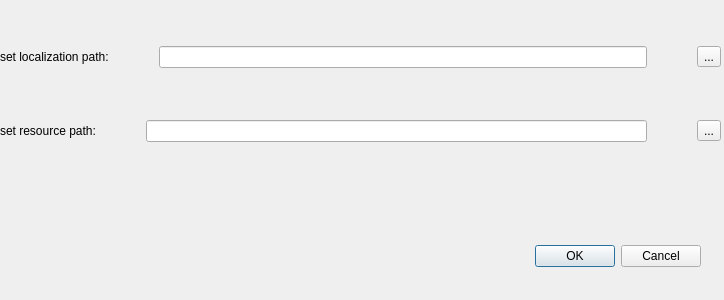
Qt form localization-tool-for-Men-of-War_v0_1/setting.ui (FNSOIDATHQ/localization-tool-for-Men-of-War) before a commit.
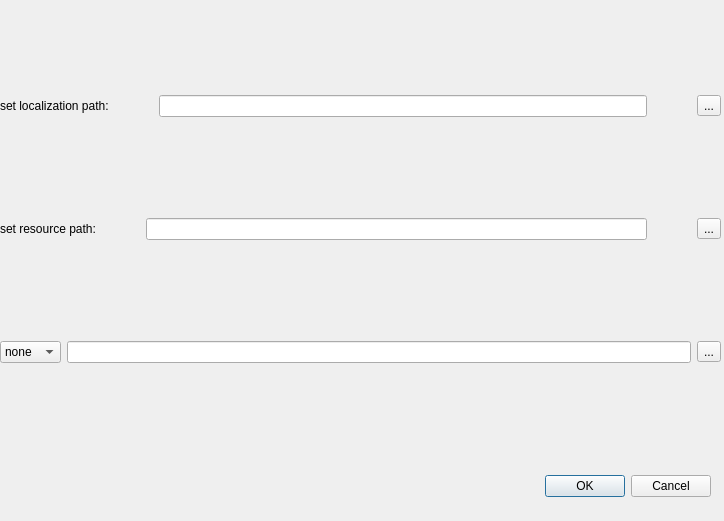
The same form after that commit.

Patch:
```diff
--- a/localization-tool-for-Men-of-War_v0_1/setting.ui
+++ b/localization-tool-for-Men-of-War_v0_1/setting.ui
@@ -7,7 +7,7 @@
     <x>0</x>
     <y>0</y>
     <width>724</width>
-    <height>300</height>
+    <height>521</height>
    </rect>
   </property>
   <property name="windowTitle">
@@ -16,8 +16,8 @@
   <widget class="QDialogButtonBox" name="buttonBox">
    <property name="geometry">
     <rect>
-     <x>360</x>
-     <y>240</y>
+     <x>370</x>
+     <y>470</y>
      <width>341</width>
      <height>32</height>
     </rect>
@@ -35,7 +35,7 @@
      <x>0</x>
      <y>0</y>
      <width>721</width>
-     <height>189</height>
+     <height>461</height>
     </rect>
    </property>
    <layout class="QVBoxLayout" name="verticalLayout">
@@ -100,6 +100,45 @@
       </item>
      </layout>
     </item>
+    <item>
+     <layout class="QHBoxLayout" name="horizontalLayout">
+      <item>
+       <widget class="QComboBox" name="unit_link_set">
+        <item>
+         <property name="text">
+          <string>none</string>
+         </property>
+        </item>
+        <item>
+         <property name="text">
+          <string>breed</string>
+         </property>
+        </item>
+        <item>
+         <property name="text">
+          <string>stuff</string>
+         </property>
+        </item>
+       </widget>
+      </item>
+      <item>
+       <widget class="QLineEdit" name="link_set"/>
+      </item>
+      <item>
+       <widget class="QToolButton" name="toolButton_3">
+        <property name="text">
+         <string>...</string>
+        </property>
+        <property name="popupMode">
+         <enum>QToolButton::DelayedPopup</enum>
+        </property>
+       </widget>
+      </item>
+     </layout>
+    </item>
+    <item>
+     <layout class="QVBoxLayout" name="verticalLayout_2"/>
+    </item>
     <item>
      <layout class="QHBoxLayout" name="horizontalLayout_5">
       <property name="spacing">
```
Left out of the diff: 34 changed lines with no effect on the pictures.
